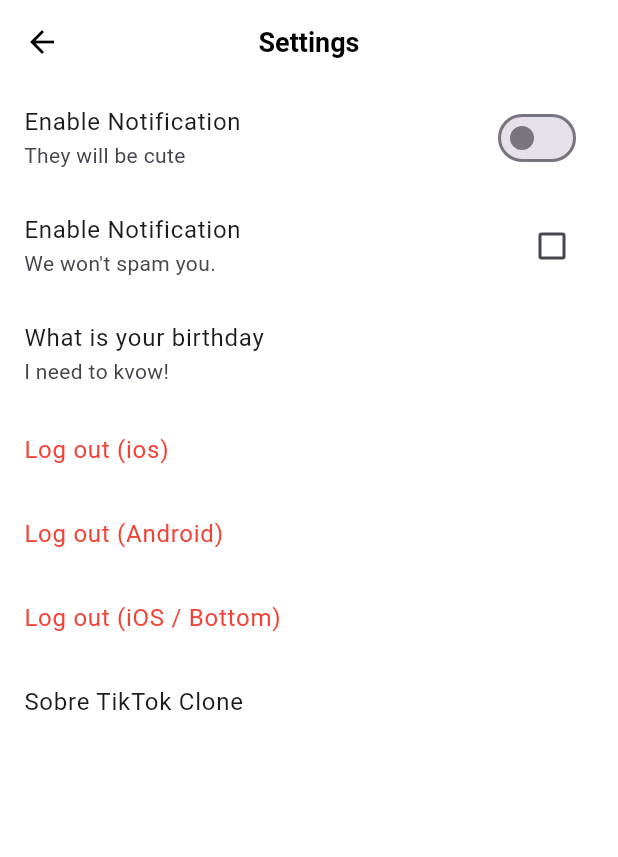
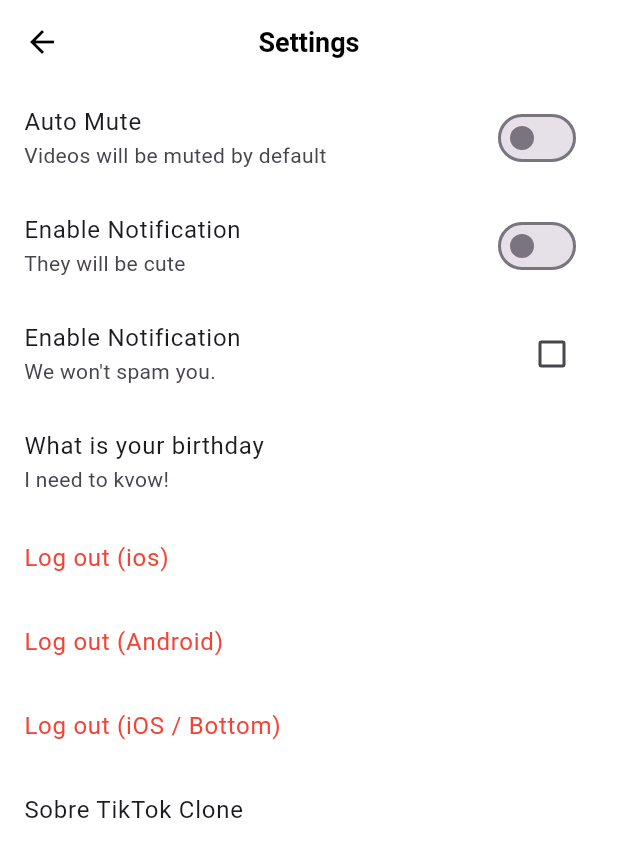
Before and after one commit to Sungjjjun/FlutterStudy, a Flutter app: the SettingScreen screen opened directly, on a phone screen of 412 x 824 dp. Shown: the top 857 px of the screen. Run offline on Flutter 3.47's test engine with Material 2 defaults, Android fonts, the phone set to English and light mode, and no system bars; our stand-ins replace camera, font_awesome_flutter, gallery_saver, go_router, image_picker, permission_handler and 3 more; accounts and stored records are empty; network calls fail; statements that could not run were skipped.

Commit message:
#20.8(02.23)

```diff
--- /dev/null
+++ b/tiktokclone/lib/common/widgets/video_config/video_config.dart
@@ -0,0 +1,49 @@
+import 'package:flutter/material.dart';
+
+class VideoConfigData extends InheritedWidget {
+  final bool autoMute;
+  final void Function() toggleMuted;
+
+  const VideoConfigData({
+    super.key,
+    required this.autoMute,
+    required this.toggleMuted,
+    required super.child,
+  });
+
+  static VideoConfigData of(BuildContext context) {
+    return context.dependOnInheritedWidgetOfExactType<VideoConfigData>()!;
+  }
+
+  @override
+  bool updateShouldNotify(covariant InheritedWidget oldWidget) {
+    return true;
+  }
+}
+
+class VideoConfig extends StatefulWidget {
+  final Widget child;
+  const VideoConfig({super.key, required this.child});
+
+  @override
+  State<VideoConfig> createState() => _VideoConfigState();
+}
+
+class _VideoConfigState extends State<VideoConfig> {
+  bool autoMute = false;
+
+  void toggleMuted() {
+    setState(() {
+      autoMute = !autoMute;
+    });
+  }
+
+  @override
+  Widget build(BuildContext context) {
+    return VideoConfigData(
+      toggleMuted: toggleMuted,
+      autoMute: autoMute,
+      child: widget.child,
+    );
+  }
+}
--- a/tiktokclone/lib/features/settings/setting_screen.dart
+++ b/tiktokclone/lib/features/settings/setting_screen.dart
@@ -1,6 +1,7 @@
 import 'package:flutter/cupertino.dart';
 import 'package:flutter/foundation.dart';
 import 'package:flutter/material.dart';
+import 'package:tiktokclone/common/widgets/video_config/video_config.dart';
 
 class SettingScreen extends StatefulWidget {
   const SettingScreen({super.key});
@@ -30,6 +31,18 @@ class _SettingScreenState extends State<SettingScreen> {
         ),
         body: ListView(
           children: [
+            SwitchListTile.adaptive(
+              value: _notification,
+              onChanged: (value) {
+                VideoConfigData.of(context).toggleMuted();
+              },
+              title: const Text(
+                "Auto Mute",
+              ),
+              subtitle: const Text(
+                "Videos will be muted by default",
+              ),
+            ),
             SwitchListTile.adaptive(
               value: _notification,
               onChanged: _onNotificationChanged,
--- a/tiktokclone/lib/main.dart
+++ b/tiktokclone/lib/main.dart
@@ -1,6 +1,7 @@
 import 'package:flutter/material.dart';
 import 'package:flutter/services.dart';
 import 'package:flutter_localizations/flutter_localizations.dart';
+import 'package:tiktokclone/common/widgets/video_config/video_config.dart';
 import 'package:tiktokclone/constants/sizes.dart';
 import 'package:tiktokclone/router.dart';
 
@@ -20,7 +21,8 @@ class TikTokApp extends StatelessWidget {
 
   @override
   Widget build(BuildContext context) {
-    return MaterialApp.router(
+    return VideoConfig(
+      child: MaterialApp.router(
         routerConfig: router,
         debugShowCheckedModeBanner: false,
         title: 'TikTok Clone',
@@ -103,6 +105,7 @@ class TikTokApp extends StatelessWidget {
             cursorColor: Color(0xFFE9435A),
           ),
         ),
+      ),
     );
   }
 }
```
Also changed, not shown: tiktokclone/lib/features/videos/widgets/video_post.dart (+14 -0 lines). Lines whose indentation alone changed are shown as unchanged.
